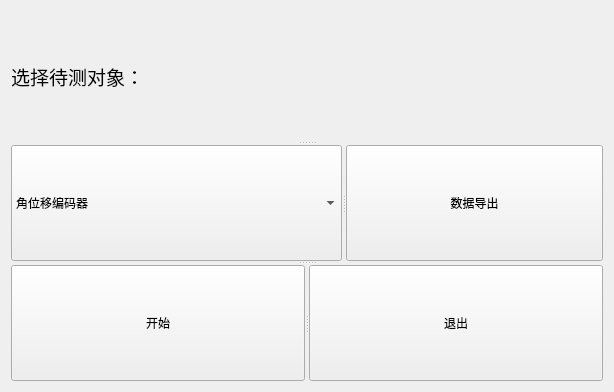
Above: mainwindow.ui from Dirck-YHP/Proj_sensor_detect before the change. Below: the same form after it.
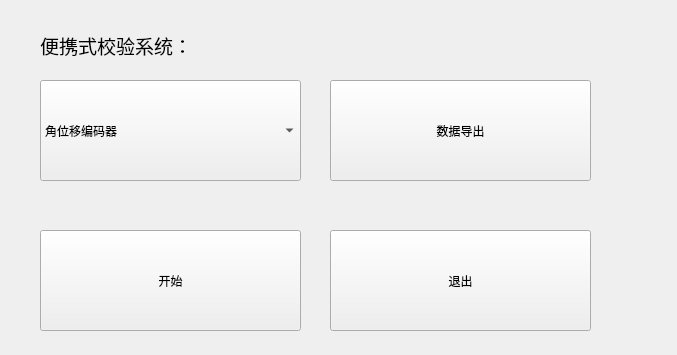
That is the form after the change.

Patch:
```diff
--- a/mainwindow.ui
+++ b/mainwindow.ui
@@ -6,34 +6,66 @@
    <rect>
     <x>0</x>
     <y>0</y>
-    <width>614</width>
-    <height>392</height>
+    <width>677</width>
+    <height>355</height>
    </rect>
   </property>
   <property name="windowTitle">
    <string>主界面</string>
   </property>
-  <layout class="QGridLayout" name="gridLayout">
-   <item row="0" column="0">
-    <widget class="QSplitter" name="splitter_3">
-     <property name="orientation">
-      <enum>Qt::Vertical</enum>
-     </property>
      <widget class="QLabel" name="label">
+   <property name="geometry">
+    <rect>
+     <x>40</x>
+     <y>30</y>
+     <width>231</width>
+     <height>31</height>
+    </rect>
+   </property>
       <property name="font">
        <font>
         <pointsize>14</pointsize>
        </font>
       </property>
       <property name="text">
-       <string>选择待测对象：</string>
-      </property>
-     </widget>
-     <widget class="QSplitter" name="splitter">
-      <property name="orientation">
-       <enum>Qt::Horizontal</enum>
-      </property>
+    <string>便携式校验系统：</string>
+   </property>
+  </widget>
+  <widget class="QPushButton" name="btn_exit">
+   <property name="geometry">
+    <rect>
+     <x>330</x>
+     <y>230</y>
+     <width>261</width>
+     <height>101</height>
+    </rect>
+   </property>
+   <property name="text">
+    <string>退出</string>
+   </property>
+  </widget>
+  <widget class="QPushButton" name="btn_start">
+   <property name="geometry">
+    <rect>
+     <x>40</x>
+     <y>230</y>
+     <width>261</width>
+     <height>101</height>
+    </rect>
+   </property>
+   <property name="text">
+    <string>开始</string>
+   </property>
+  </widget>
       <widget class="QComboBox" name="cbox_choose_sensor">
+   <property name="geometry">
+    <rect>
+     <x>40</x>
+     <y>80</y>
+     <width>261</width>
+     <height>101</height>
+    </rect>
+   </property>
        <item>
         <property name="text">
          <string>角位移编码器</string>
@@ -61,29 +93,18 @@
        </item>
       </widget>
       <widget class="QPushButton" name="btn_data_export">
+   <property name="geometry">
+    <rect>
+     <x>330</x>
+     <y>80</y>
+     <width>261</width>
+     <height>101</height>
+    </rect>
+   </property>
        <property name="text">
         <string>数据导出</string>
        </property>
       </widget>
-     </widget>
-     <widget class="QSplitter" name="splitter_2">
-      <property name="orientation">
-       <enum>Qt::Horizontal</enum>
-      </property>
-      <widget class="QPushButton" name="btn_start">
-       <property name="text">
-        <string>开始</string>
-       </property>
-      </widget>
-      <widget class="QPushButton" name="btn_exit">
-       <property name="text">
-        <string>退出</string>
-       </property>
-      </widget>
-     </widget>
-    </widget>
-   </item>
-  </layout>
  </widget>
  <resources/>
  <connections/>
```
Lines whose indentation alone changed are shown as unchanged.
